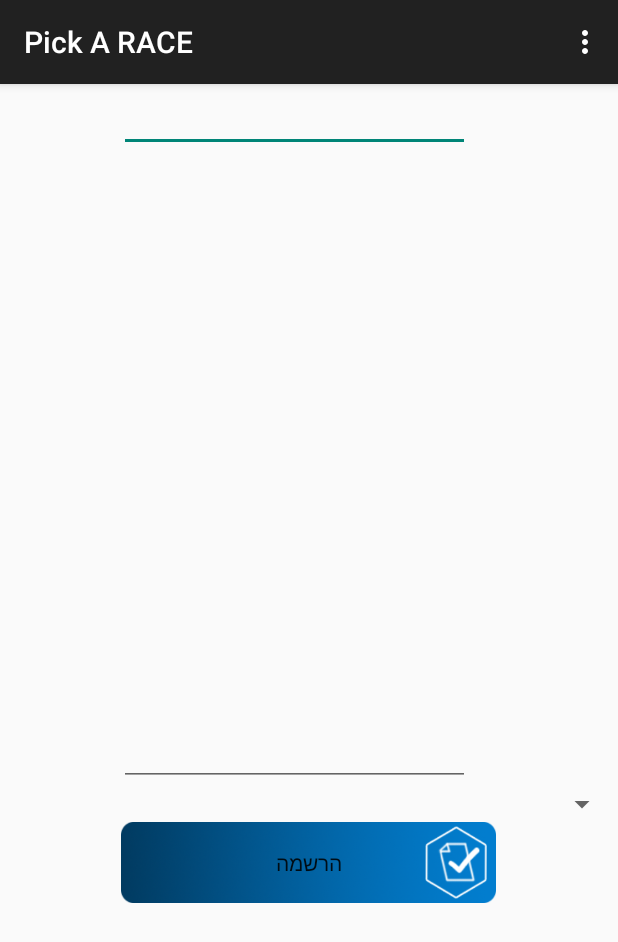
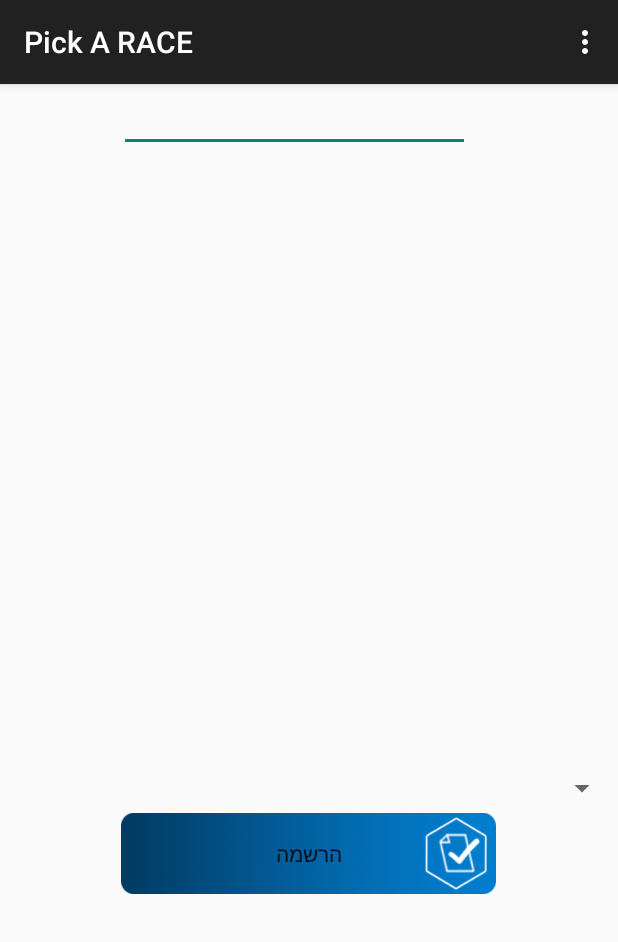
Before and after one commit to asafho/pickarace, an Android app: the DisplayActivity screen opened directly, with no data from a screen before it, on a phone screen of 412 x 824 dp. Shown: the top 942 px of the screen. Run offline under Robolectric (Android 15) with nearby library versions, the phone set to English and light mode, and no system bars; 2 statements that could not run were skipped.

Commit message:
changed text edit to text field

```diff
--- a/android/MyApplication/app/src/main/res/layout/activity_display.xml
+++ b/android/MyApplication/app/src/main/res/layout/activity_display.xml
@@ -20,22 +20,20 @@
             android:layout_marginLeft="79dp"
             android:layout_marginStart="79dp"/>
 
-        <EditText
+        <TextView
             android:layout_width="234dp"
             android:layout_height="wrap_content"
             android:id="@+id/EventDetails"
-            android:layout_alignParentTop="true"
-            android:layout_alignParentLeft="true"
-            android:layout_alignParentStart="true"
             android:layout_marginLeft="79dp"
-            android:layout_marginStart="79dp"
             android:layout_weight="0.63"/>
 
         <Spinner
             android:layout_width="match_parent"
-            android:layout_height="wrap_content"
+            android:layout_height="33dp"
             android:id="@+id/RacesSpinner"
-            android:spinnerMode="dialog"/>
+            android:spinnerMode="dialog"
+            style="@android:style/Widget.Material.Spinner"
+            />
 
         <Button
             android:layout_width="250dp"
```
